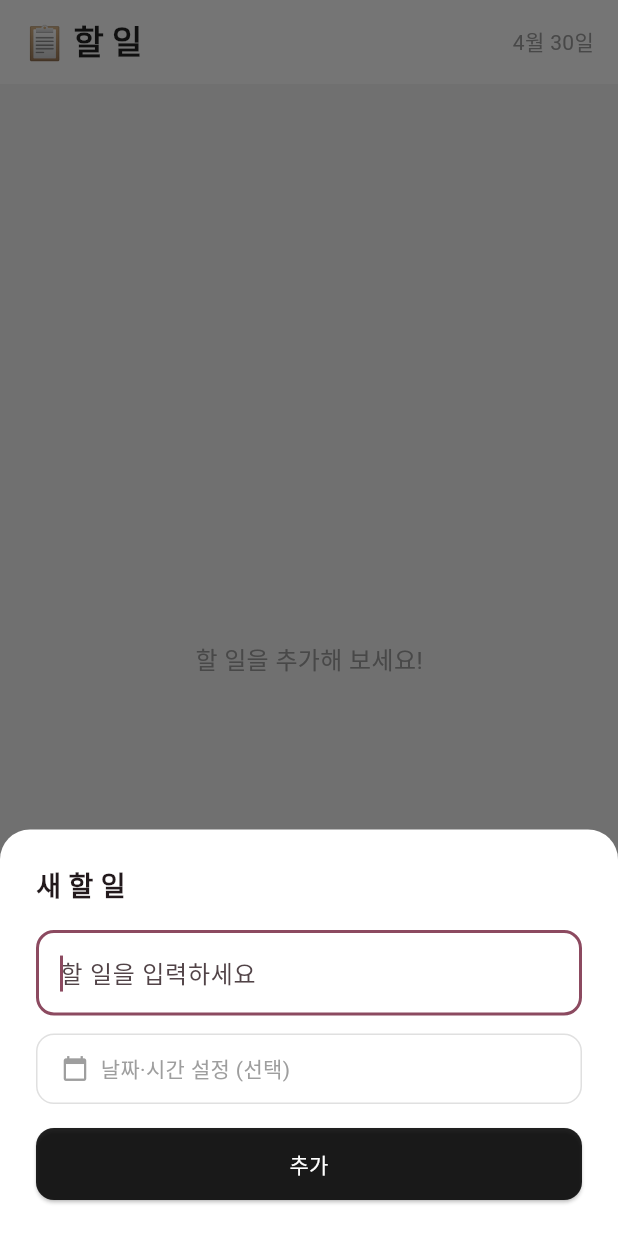
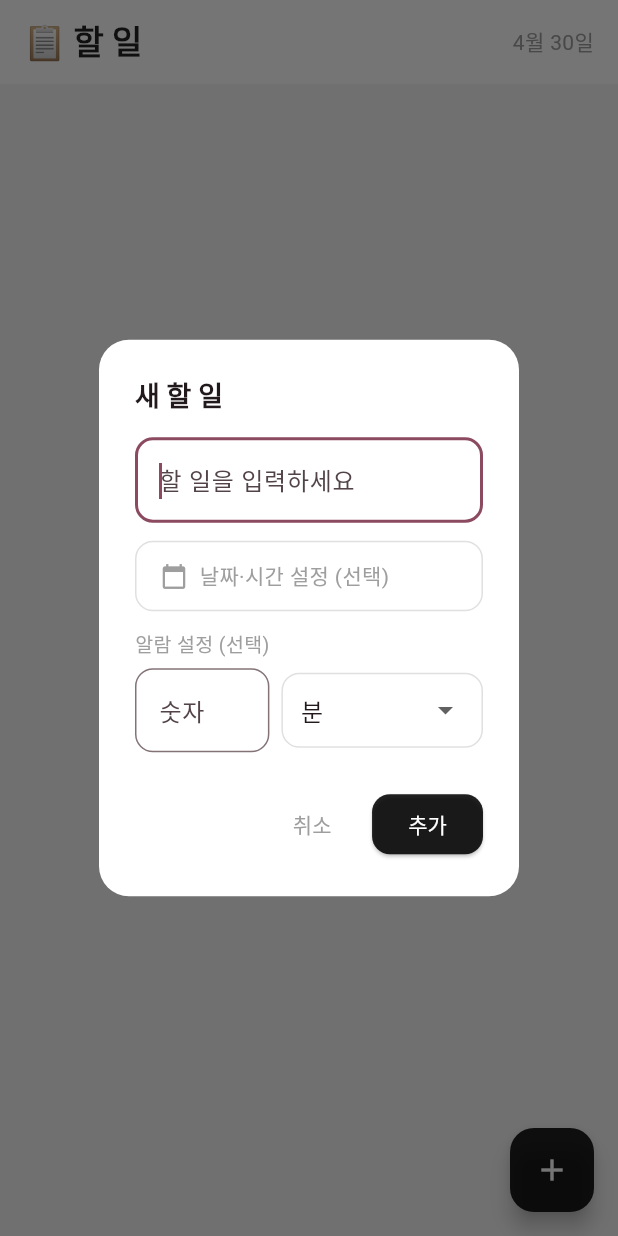
Before and after one commit to DavidRyan-Lab/To-Do-List, a Flutter app: the screen it shows after launch, after a tap on the "add" icon, on a phone screen of 412 x 824 dp. Run offline on Flutter 3.47's test engine with Material 3 defaults, Android fonts, the phone set to English and light mode, and no system bars; our stand-ins replace flutter_local_notifications, shared_preferences, timezone; missing offline and left inert: home_widget.

Commit message:
Update home_screen.dart

```diff
--- a/lib/screens/home_screen.dart
+++ b/lib/screens/home_screen.dart
@@ -1,4 +1,5 @@
 import 'package:flutter/material.dart';
+import 'package:flutter/services.dart';
 import 'package:intl/intl.dart';
 import 'package:uuid/uuid.dart';
 import '../models/todo.dart';
@@ -41,26 +42,24 @@ class _HomeScreenState extends State<HomeScreen> {
 
   void _addTodo() {
     final ctrl = TextEditingController();
+    final alarmCtrl = TextEditingController();
     DateTime? picked;
+    String alarmUnit = '분';
 
-    showModalBottomSheet(
+    showDialog(
       context: context,
-      isScrollControlled: true,
+      builder: (ctx) => StatefulBuilder(
+        builder: (ctx, setModal) => AlertDialog(
           backgroundColor: Colors.white,
-      shape: const RoundedRectangleBorder(
-        borderRadius: BorderRadius.vertical(top: Radius.circular(20)),
-      ),
-      builder: (ctx) => StatefulBuilder(
-        builder: (ctx, setModal) => Padding(
-          padding: EdgeInsets.fromLTRB(
-              24, 24, 24, MediaQuery.of(ctx).viewInsets.bottom + 24),
+          shape: RoundedRectangleBorder(borderRadius: BorderRadius.circular(20)),
+          title: const Text('새 할 일',
+              style: TextStyle(fontSize: 18, fontWeight: FontWeight.bold)),
+          content: SingleChildScrollView(
             child: Column(
               mainAxisSize: MainAxisSize.min,
               crossAxisAlignment: CrossAxisAlignment.start,
               children: [
-              const Text('새 할 일',
-                  style: TextStyle(fontSize: 18, fontWeight: FontWeight.bold)),
-              const SizedBox(height: 16),
+                // 할 일 입력
                 TextField(
                   controller: ctrl,
                   autofocus: true,
@@ -71,6 +70,8 @@ class _HomeScreenState extends State<HomeScreen> {
                   ),
                 ),
                 const SizedBox(height: 12),
+
+                // 날짜·시간 설정
                 GestureDetector(
                   onTap: () async {
                     final date = await showDatePicker(
@@ -86,35 +87,94 @@ class _HomeScreenState extends State<HomeScreen> {
                     );
                     if (time == null) return;
                     setModal(() {
-                    picked = DateTime(
-                        date.year, date.month, date.day, time.hour, time.minute);
+                      picked = DateTime(date.year, date.month, date.day,
+                          time.hour, time.minute);
                     });
                   },
                   child: Container(
-                  padding: const EdgeInsets.symmetric(horizontal: 16, vertical: 12),
+                    padding: const EdgeInsets.symmetric(
+                        horizontal: 16, vertical: 12),
                     decoration: BoxDecoration(
                       border: Border.all(color: Colors.grey.shade300),
                       borderRadius: BorderRadius.circular(12),
                     ),
                     child: Row(
                       children: [
-                      const Icon(Icons.calendar_today, size: 18, color: Colors.grey),
+                        const Icon(Icons.calendar_today,
+                            size: 18, color: Colors.grey),
                         const SizedBox(width: 8),
                         Text(
                           picked == null
                               ? '날짜·시간 설정 (선택)'
                               : DateFormat('MM월 dd일 HH:mm').format(picked!),
                           style: TextStyle(
-                            color: picked == null ? Colors.grey : Colors.black87),
+                              color: picked == null
+                                  ? Colors.grey
+                                  : Colors.black87),
                         ),
                       ],
                     ),
                   ),
                 ),
-              const SizedBox(height: 16),
-              SizedBox(
-                width: double.infinity,
-                child: ElevatedButton(
+                const SizedBox(height: 12),
+
+                // 알람 설정
+                const Text('알람 설정 (선택)',
+                    style: TextStyle(fontSize: 13, color: Colors.grey)),
+                const SizedBox(height: 6),
+                Row(
+                  children: [
+                    // 숫자 입력
+                    Expanded(
+                      flex: 2,
+                      child: TextField(
+                        controller: alarmCtrl,
+                        keyboardType: TextInputType.number,
+                        inputFormatters: [
+                          FilteringTextInputFormatter.digitsOnly
+                        ],
+                        decoration: InputDecoration(
+                          hintText: '숫자',
+                          border: OutlineInputBorder(
+                              borderRadius: BorderRadius.circular(12)),
+                        ),
+                      ),
+                    ),
+                    const SizedBox(width: 8),
+                    // 단위 선택
+                    Expanded(
+                      flex: 3,
+                      child: Container(
+                        padding:
+                            const EdgeInsets.symmetric(horizontal: 12),
+                        decoration: BoxDecoration(
+                          border: Border.all(color: Colors.grey.shade300),
+                          borderRadius: BorderRadius.circular(12),
+                        ),
+                        child: DropdownButtonHideUnderline(
+                          child: DropdownButton<String>(
+                            value: alarmUnit,
+                            items: ['분', '시', '일', '주']
+                                .map((u) => DropdownMenuItem(
+                                    value: u, child: Text(u)))
+                                .toList(),
+                            onChanged: (v) =>
+                                setModal(() => alarmUnit = v!),
+                          ),
+                        ),
+                      ),
+                    ),
+                  ],
+                ),
+              ],
+            ),
+          ),
+          actions: [
+            TextButton(
+              onPressed: () => Navigator.pop(ctx),
+              child: const Text('취소', style: TextStyle(color: Colors.grey)),
+            ),
+            ElevatedButton(
               onPressed: () async {
                 if (ctrl.text.trim().isEmpty) return;
                 final todo = Todo(
@@ -125,6 +185,8 @@ class _HomeScreenState extends State<HomeScreen> {
                 setState(() => _todos.add(todo));
                 if (ctx.mounted) Navigator.pop(ctx);
                 _save();
+
+                // 날짜·시간 알람
                 if (picked != null) {
                   NotificationService.scheduleNotification(
                     id: todo.id.hashCode,
@@ -132,18 +194,43 @@ class _HomeScreenState extends State<HomeScreen> {
                     dateTime: picked!,
                   );
                 }
+
+                // 알람 설정
+                if (alarmCtrl.text.isNotEmpty) {
+                  final num = int.parse(alarmCtrl.text);
+                  Duration duration;
+                  switch (alarmUnit) {
+                    case '분':
+                      duration = Duration(minutes: num);
+                      break;
+                    case '시':
+                      duration = Duration(hours: num);
+                      break;
+                    case '일':
+                      duration = Duration(days: num);
+                      break;
+                    case '주':
+                      duration = Duration(days: num * 7);
+                      break;
+                    default:
+                      duration = Duration(minutes: num);
+                  }
+                  final alarmTime = DateTime.now().add(duration);
+                  NotificationService.scheduleNotification(
+                    id: todo.id.hashCode + 1,
+                    title: '⏰ ${todo.title}',
+                    dateTime: alarmTime,
+                  );
+                }
               },
               style: ElevatedButton.styleFrom(
                 backgroundColor: Colors.black87,
-                    padding: const EdgeInsets.symmetric(vertical: 14),
                 shape: RoundedRectangleBorder(
                     borderRadius: BorderRadius.circular(12)),
               ),
               child: const Text('추가', style: TextStyle(color: Colors.white)),
             ),
-              ),
           ],
-          ),
         ),
       ),
     );
@@ -156,6 +243,7 @@ class _HomeScreenState extends State<HomeScreen> {
 
   void _deleteTodo(Todo todo) {
     NotificationService.cancel(todo.id.hashCode);
+    NotificationService.cancel(todo.id.hashCode + 1);
     setState(() => _todos.remove(todo));
     _save();
   }
@@ -200,14 +288,20 @@ class _HomeScreenState extends State<HomeScreen> {
               children: [
                 if (todayTodos.isNotEmpty) ...[
                   const Text('오늘',
-                      style: TextStyle(fontWeight: FontWeight.bold, fontSize: 14, color: Colors.grey)),
+                      style: TextStyle(
+                          fontWeight: FontWeight.bold,
+                          fontSize: 14,
+                          color: Colors.grey)),
                   const SizedBox(height: 8),
                   ...todayTodos.map((t) => _buildTile(t)),
                   const SizedBox(height: 16),
                 ],
                 if (otherTodos.isNotEmpty) ...[
                   const Text('기타',
-                      style: TextStyle(fontWeight: FontWeight.bold, fontSize: 14, color: Colors.grey)),
+                      style: TextStyle(
+                          fontWeight: FontWeight.bold,
+                          fontSize: 14,
+                          color: Colors.grey)),
                   const SizedBox(height: 8),
                   ...otherTodos.map((t) => _buildTile(t)),
                 ],
@@ -245,7 +339,9 @@ class _HomeScreenState extends State<HomeScreen> {
           leading: GestureDetector(
             onTap: () => _toggleTodo(todo),
             child: Icon(
-              todo.isDone ? Icons.check_circle : Icons.radio_button_unchecked,
+              todo.isDone
+                  ? Icons.check_circle
+                  : Icons.radio_button_unchecked,
               color: todo.isDone ? Colors.green : Colors.grey,
             ),
           ),
```
Lines whose indentation alone changed are shown as unchanged.
